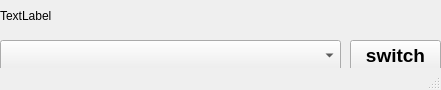
This is JavaEnvSwitcher/src/ui/main.ui in p1ay8y3ar/JavaEnvSwitcher as Qt 5 draws it before an edit. The edited form follows.
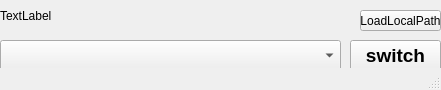
This is the edited form.

Patch:
```diff
--- a/JavaEnvSwitcher/src/ui/main.ui
+++ b/JavaEnvSwitcher/src/ui/main.ui
@@ -65,7 +65,7 @@
      <rect>
       <x>0</x>
       <y>0</y>
-      <width>431</width>
+      <width>361</width>
       <height>31</height>
      </rect>
     </property>
@@ -73,6 +73,19 @@
      <string>TextLabel</string>
     </property>
    </widget>
+   <widget class="QPushButton" name="btn_load">
+    <property name="geometry">
+     <rect>
+      <x>360</x>
+      <y>10</y>
+      <width>81</width>
+      <height>21</height>
+     </rect>
+    </property>
+    <property name="text">
+     <string>LoadLocalPath</string>
+    </property>
+   </widget>
   </widget>
   <widget class="QStatusBar" name="statusbar"/>
  </widget>
```
